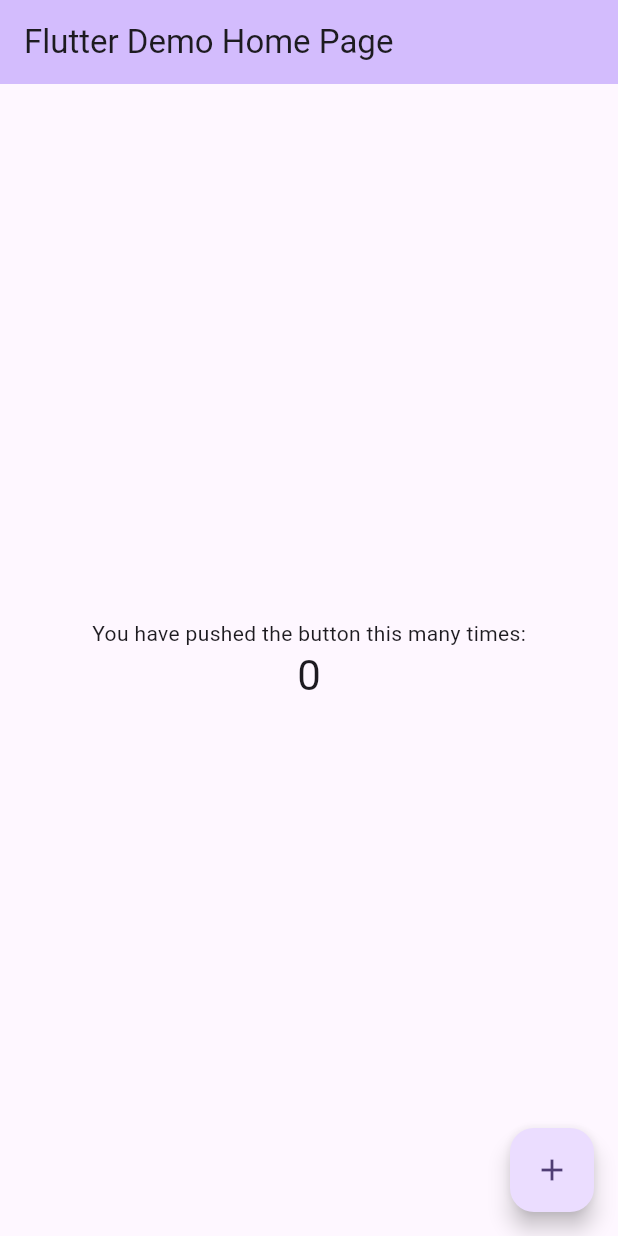
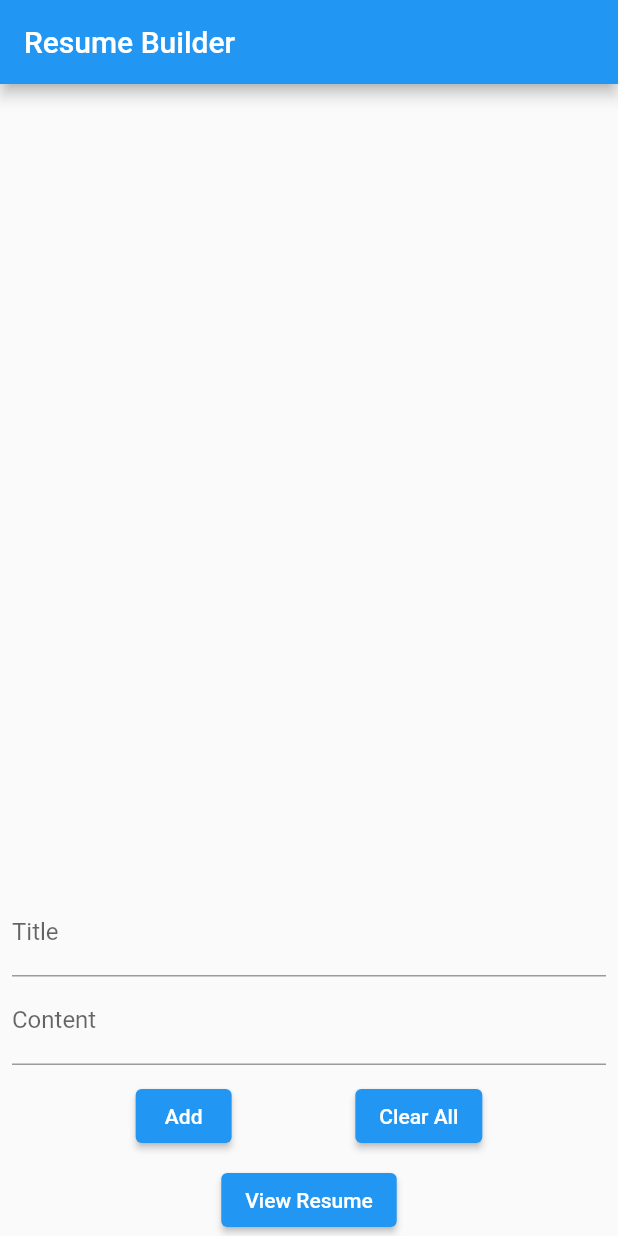
Before and after one commit to rilpa-patel/resume_builder, a Flutter app: the screen it shows after launch, on a phone screen of 412 x 824 dp. Run offline on Flutter 3.47's test engine with Material 2 defaults, Android fonts, the phone set to English and light mode, and no system bars.

Commit message:
collect user data commit

```diff
--- a/lib/main.dart
+++ b/lib/main.dart
@@ -1,125 +1,21 @@
 import 'package:flutter/material.dart';
+import 'pages/collectdata.dart';
 
 void main() {
-  runApp(const MyApp());
+  runApp(MyApp());
 }
 
+
+
 class MyApp extends StatelessWidget {
-  const MyApp({super.key});
-
-  // This widget is the root of your application.
   @override
   Widget build(BuildContext context) {
     return MaterialApp(
-      title: 'Flutter Demo',
+      title: 'Resume Builder',
       theme: ThemeData(
-        // This is the theme of your application.
-        //
-        // TRY THIS: Try running your application with "flutter run". You'll see
-        // the application has a blue toolbar. Then, without quitting the app,
-        // try changing the seedColor in the colorScheme below to Colors.green
-        // and then invoke "hot reload" (save your changes or press the "hot
-        // reload" button in a Flutter-supported IDE, or press "r" if you used
-        // the command line to start the app).
-        //
-        // Notice that the counter didn't reset back to zero; the application
-        // state is not lost during the reload. To reset the state, use hot
-        // restart instead.
-        //
-        // This works for code too, not just values: Most code changes can be
-        // tested with just a hot reload.
-        colorScheme: ColorScheme.fromSeed(seedColor: Colors.deepPurple),
-        useMaterial3: true,
+        primarySwatch: Colors.blue,
       ),
-      home: const MyHomePage(title: 'Flutter Demo Home Page'),
+      home: CollectData(),
     );
   }
 }
-
-class MyHomePage extends StatefulWidget {
-  const MyHomePage({super.key, required this.title});
-
-  // This widget is the home page of your application. It is stateful, meaning
-  // that it has a State object (defined below) that contains fields that affect
-  // how it looks.
-
-  // This class is the configuration for the state. It holds the values (in this
-  // case the title) provided by the parent (in this case the App widget) and
-  // used by the build method of the State. Fields in a Widget subclass are
-  // always marked "final".
-
-  final String title;
-
-  @override
-  State<MyHomePage> createState() => _MyHomePageState();
-}
-
-class _MyHomePageState extends State<MyHomePage> {
-  int _counter = 0;
-
-  void _incrementCounter() {
-    setState(() {
-      // This call to setState tells the Flutter framework that something has
-      // changed in this State, which causes it to rerun the build method below
-      // so that the display can reflect the updated values. If we changed
-      // _counter without calling setState(), then the build method would not be
-      // called again, and so nothing would appear to happen.
-      _counter++;
-    });
-  }
-
-  @override
-  Widget build(BuildContext context) {
-    // This method is rerun every time setState is called, for instance as done
-    // by the _incrementCounter method above.
-    //
-    // The Flutter framework has been optimized to make rerunning build methods
-    // fast, so that you can just rebuild anything that needs updating rather
-    // than having to individually change instances of widgets.
-    return Scaffold(
-      appBar: AppBar(
-        // TRY THIS: Try changing the color here to a specific color (to
-        // Colors.amber, perhaps?) and trigger a hot reload to see the AppBar
-        // change color while the other colors stay the same.
-        backgroundColor: Theme.of(context).colorScheme.inversePrimary,
-        // Here we take the value from the MyHomePage object that was created by
-        // the App.build method, and use it to set our appbar title.
-        title: Text(widget.title),
-      ),
-      body: Center(
-        // Center is a layout widget. It takes a single child and positions it
-        // in the middle of the parent.
-        child: Column(
-          // Column is also a layout widget. It takes a list of children and
-          // arranges them vertically. By default, it sizes itself to fit its
-          // children horizontally, and tries to be as tall as its parent.
-          //
-          // Column has various properties to control how it sizes itself and
-          // how it positions its children. Here we use mainAxisAlignment to
-          // center the children vertically; the main axis here is the vertical
-          // axis because Columns are vertical (the cross axis would be
-          // horizontal).
-          //
-          // TRY THIS: Invoke "debug painting" (choose the "Toggle Debug Paint"
-          // action in the IDE, or press "p" in the console), to see the
-          // wireframe for each widget.
-          mainAxisAlignment: MainAxisAlignment.center,
-          children: <Widget>[
-            const Text(
-              'You have pushed the button this many times:',
-            ),
-            Text(
-              '$_counter',
-              style: Theme.of(context).textTheme.headlineMedium,
-            ),
-          ],
-        ),
-      ),
-      floatingActionButton: FloatingActionButton(
-        onPressed: _incrementCounter,
-        tooltip: 'Increment',
-        child: const Icon(Icons.add),
-      ), // This trailing comma makes auto-formatting nicer for build methods.
-    );
-  }
-}
--- /dev/null
+++ b/lib/models/ResumeItem.dart
@@ -0,0 +1,6 @@
+class ResumeItem {
+  String title;
+  String content;
+
+  ResumeItem({required this.title, required this.content});
+}
--- /dev/null
+++ b/lib/pages/ViewPage.dart
@@ -0,0 +1,15 @@
+import 'package:flutter/material.dart';
+
+class ViewPage extends StatefulWidget {
+  const ViewPage({super.key});
+
+  @override
+  State<ViewPage> createState() => _ViewPageState();
+}
+
+class _ViewPageState extends State<ViewPage> {
+  @override
+  Widget build(BuildContext context) {
+    return const Placeholder();
+  }
+}
--- /dev/null
+++ b/lib/pages/collectdata.dart
@@ -0,0 +1,110 @@
+import 'package:flutter/material.dart';
+import 'ViewPage.dart';
+import '../models/ResumeItem.dart';
+
+class CollectData extends StatefulWidget {
+  @override
+  _CollectDataState createState() => _CollectDataState();
+}
+
+class _CollectDataState extends State<CollectData> {
+  List<ResumeItem> resumeItems = [];
+
+  TextEditingController titleController = TextEditingController();
+  TextEditingController contentController = TextEditingController();
+
+  @override
+  Widget build(BuildContext context) {
+    return Scaffold(
+      appBar: AppBar(
+        title: Text('Resume Builder'),
+      ),
+      body: Column(
+        children: [
+          Expanded(
+            child: ListView.builder(
+              itemCount: resumeItems.length,
+              itemBuilder: (context, index) {
+                return ListTile(
+                  title: Text(resumeItems[index].title),
+                  subtitle: Text(resumeItems[index].content),
+                  trailing: IconButton(
+                    icon: Icon(Icons.delete),
+                    onPressed: () {
+                      setState(() {
+                        resumeItems.removeAt(index);
+                      });
+                    },
+                  ),
+                );
+              },
+            ),
+          ),
+          Padding(
+            padding: const EdgeInsets.all(8.0),
+            child: Column(
+              children: [
+                TextField(
+                  controller: titleController,
+                  decoration: InputDecoration(
+                    labelText: 'Title',
+                  ),
+                ),
+                TextField(
+                  controller: contentController,
+                  decoration: InputDecoration(
+                    labelText: 'Content',
+                  ),
+                ),
+                SizedBox(height: 10),
+                Row(
+                  mainAxisAlignment: MainAxisAlignment.spaceEvenly,
+                  children: [
+                    ElevatedButton(
+                      onPressed: () {
+                        setState(() {
+                          resumeItems.add(
+                            ResumeItem(
+                              title: titleController.text,
+                              content: contentController.text,
+                            ),
+                          );
+                          titleController.clear();
+                          contentController.clear();
+                        });
+                      },
+                      child: Text('Add'),
+                    ),
+                    ElevatedButton(
+                      onPressed: () {
+                        setState(() {
+                          resumeItems.clear();
+                        });
+                      },
+                      child: Text('Clear All'),
+                    ),
+                  ],
+                ),
+              ],
+            ),
+          ),
+          ElevatedButton(
+            onPressed: () {
+              _viewResume();
+            },
+            child: Text('View Resume'),
+          ),
+        ],
+      ),
+    );
+  }
+
+  void _viewResume() {
+    Navigator.push(
+      context,
+      MaterialPageRoute(
+        builder: (context) => ViewPage(),
+      ),
+    );
+  }
+}
--- a/pubspec.yaml
+++ b/pubspec.yaml
@@ -35,6 +35,7 @@ dependencies:
   # The following adds the Cupertino Icons font to your application.
   # Use with the CupertinoIcons class for iOS style icons.
   cupertino_icons: ^1.0.2
+  shared_preferences: ^2.0.7
 
 dev_dependencies:
   flutter_test:
```
Also changed, not shown: pubspec.lock, 2 other files.
